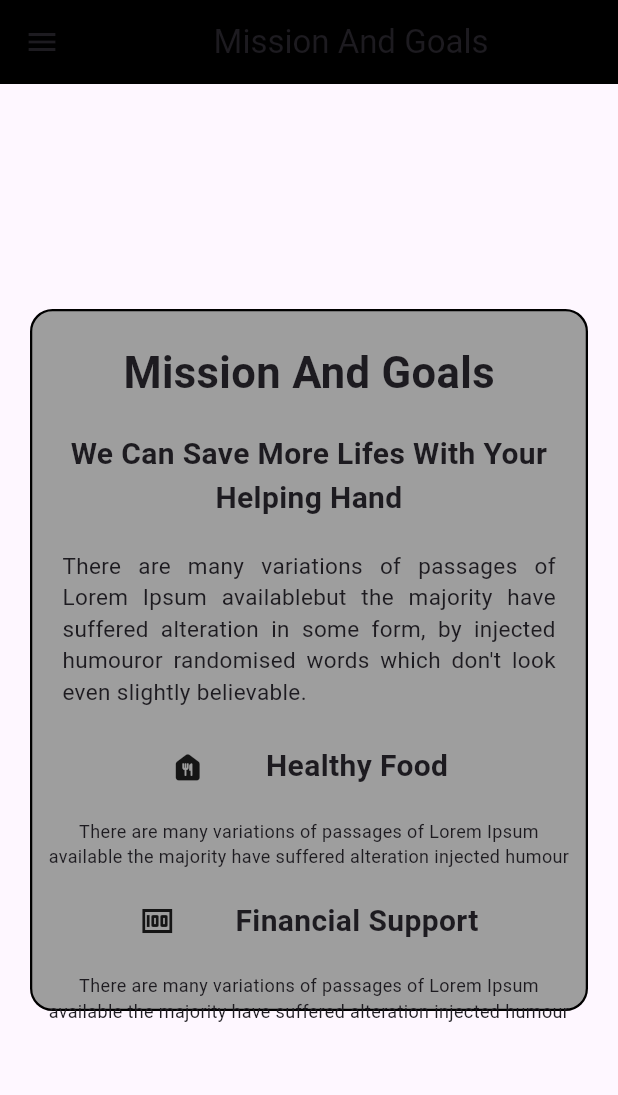
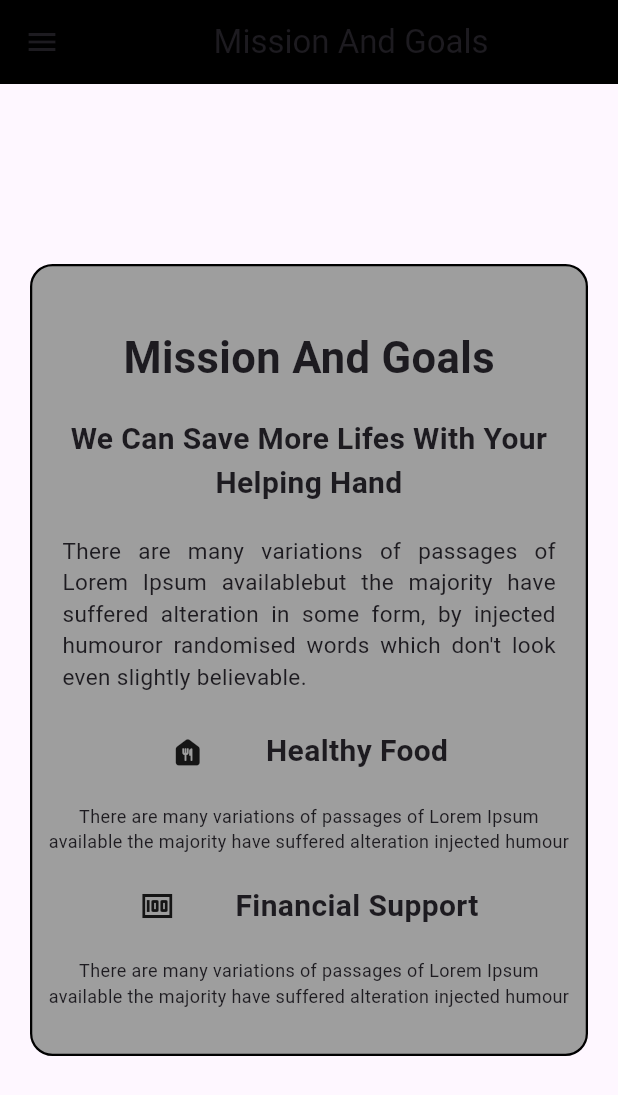
Before and after one commit to Abdulnasir-w/Final_Year_Project, a Flutter app: the screen it shows after launch, in the side drawer, after a tap on "Mission and Goals", on a phone screen of 412 x 824 dp. Shown: the top 1095 px of the screen. Run offline on Flutter 3.47's test engine with Material 3 defaults, Android fonts, the light colour scheme and no system bars; drawn by our look-alikes of animated_text_kit; our stand-ins replace file_picker, fluttertoast; missing offline and left inert: flutter_image_stack.

Commit message:
Padding Change of vertical

```diff
--- a/lib/Screens/mission_goals.dart
+++ b/lib/Screens/mission_goals.dart
@@ -17,7 +17,7 @@ class MissionAndGoals extends StatelessWidget {
       ),
       drawer: const CustomDrawer(),
       body: Padding(
-        padding: const EdgeInsets.symmetric(horizontal: 20, vertical: 150),
+        padding: const EdgeInsets.symmetric(horizontal: 20, vertical: 120),
         child: Container(
           width: double.infinity,
           height: MediaQuery.sizeOf(context).height * 0.9,
```
